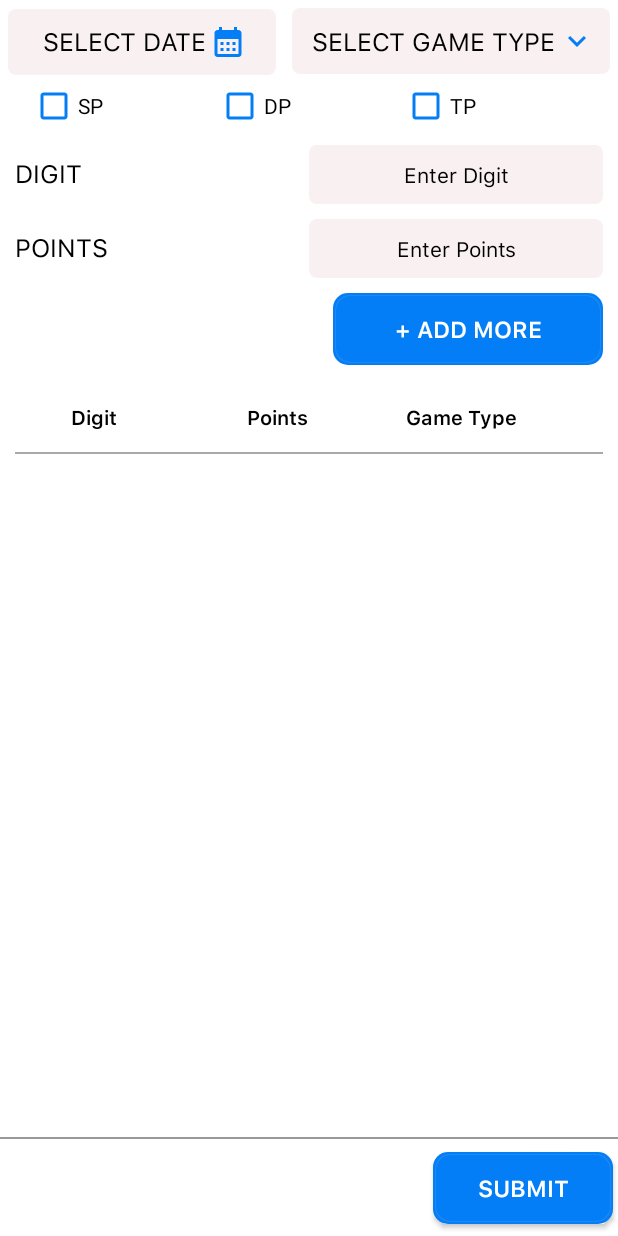
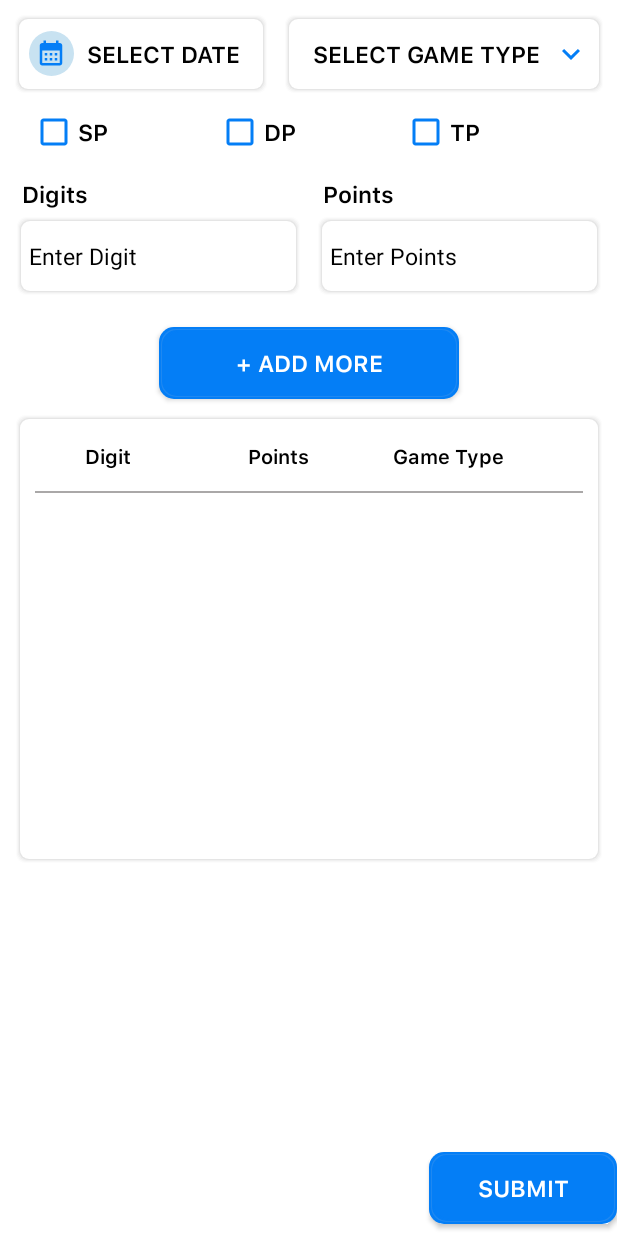
Before and after one commit to neelam13312/KashApp, an Android app: the layout fragment_sp_dp_moter.xml on its own in the app's theme, with its tools: preview values and no code run, on a phone screen of 412 x 824 dp. Run offline under Robolectric (Android 15) with nearby library versions, the phone set to English and light mode, and no system bars; network calls fail.

Commit message:
25aug2023

```diff
--- a/app/src/main/res/layout/date_time_layout.xml
+++ b/app/src/main/res/layout/date_time_layout.xml
@@ -1,37 +1,65 @@
 <?xml version="1.0" encoding="utf-8"?>
-<RelativeLayout
-    xmlns:android="http://schemas.android.com/apk/res/android" android:layout_width="match_parent"
-    android:layout_height="match_parent">
+<RelativeLayout xmlns:android="http://schemas.android.com/apk/res/android"
+    android:layout_width="match_parent"
+    android:layout_height="match_parent"
+    xmlns:app="http://schemas.android.com/apk/res-auto">
     <LinearLayout
+        android:padding="@dimen/space_4"
         android:layout_width="match_parent"
         android:layout_height="wrap_content"
         android:layout_weight="1"
         android:orientation="horizontal">
-
-        <TextView
-            android:id="@+id/tv_date"
+<LinearLayout
+    android:orientation="horizontal"
     android:layout_width="wrap_content"
-            android:layout_height="wrap_content"
+    android:layout_height="@dimen/edittext_height"
     android:layout_margin="5dp"
     android:layout_weight=".5"
-            android:background="@drawable/card_shape"
-            android:drawableEnd="@drawable/thursday_16px"
-            android:paddingHorizontal="20dp"
-            android:paddingVertical="10dp"
+    android:padding="10dp"
+
+    android:gravity="center"
+    android:background="@drawable/bg_round_with_border">
+    <RelativeLayout
+        android:id="@+id/relBack"
+        android:backgroundTint="@color/card_clr_main"
+        android:background="@drawable/bg_cart_circle"
+        android:layout_width="30dp"
+        android:orientation="horizontal"
+        android:layout_height="30dp">
+
+        <ImageView
+            android:id="@+id/iv_arrow"
+            android:layout_width="20dp"
+            android:layout_height="20dp"
+            android:layout_centerInParent="true"
+            android:layout_gravity="center"
+            android:src="@drawable/thursday_16px"
+            app:tint="@color/colorPrimary">
+
+        </ImageView>
+
+    </RelativeLayout>
+    <TextView
+        style="@style/MyTextview_semibold"
+        android:id="@+id/tv_date"
+        android:layout_width="match_parent"
+        android:layout_height="wrap_content"
         android:text="@string/select_date"
-
         android:textAlignment="center"
         android:textAllCaps="true"
         />
+</LinearLayout>
+
         <TextView
+            android:layout_gravity="center"
+            style="@style/MyTextview_semibold"
             android:id="@+id/tv_type"
             android:layout_width="wrap_content"
-            android:layout_height="wrap_content"
+            android:layout_height="@dimen/edittext_height"
             android:layout_margin="5dp"
             android:layout_weight=".5"
-            android:background="@drawable/card_shape"
+            android:background="@drawable/bg_round_with_border"
             android:padding="10dp"
-
             android:drawableEnd="@drawable/ic_baseline_keyboard_arrow_down_24"
             android:drawableTint="@color/colorPrimary"
             android:gravity="center"
--- a/app/src/main/res/layout/fragment_single_digirt.xml
+++ b/app/src/main/res/layout/fragment_single_digirt.xml
@@ -30,37 +30,8 @@
                     android:layout_weight="2"
                     android:orientation="horizontal">
 
-                    <TextView
-                        android:id="@+id/tv_date"
-                        android:layout_width="wrap_content"
-                        android:layout_height="wrap_content"
-                        android:layout_margin="5dp"
-                        android:layout_weight=".5"
-                        android:background="@drawable/card_shape"
-                        android:drawableEnd="@drawable/thursday_16px"
-                        android:paddingHorizontal="20dp"
-                        android:paddingVertical="10dp"
-                        android:text="@string/select_date"
-                        android:textSize="12sp"
-                        android:textAlignment="center"
-                        android:textAllCaps="true"
-                        />
-
-                    <TextView
-                        android:id="@+id/tv_type"
-                        android:layout_width="wrap_content"
-                        android:layout_height="wrap_content"
-                        android:layout_margin="5dp"
-                        android:layout_weight=".5"
-                        android:background="@drawable/card_shape"
-                        android:padding="10dp"
-                        android:textSize="12sp"
-                        android:drawableEnd="@drawable/ic_baseline_keyboard_arrow_down_24"
-                        android:drawableTint="@color/colorPrimary"
-                        android:gravity="center"
-                        android:text="@string/select_game_type"
-                        android:textAlignment="center"
-                        />
+                    <include
+                        layout="@layout/date_time_layout"/>
 
                 </LinearLayout>
 
@@ -100,7 +71,7 @@
                 android:text="TOTAL   0"
                 android:textAllCaps="false"
 
-                android:textSize="16dp" />
+                 />
 
             <Button
 
--- a/app/src/main/res/layout/fragment_sp_dp_moter.xml
+++ b/app/src/main/res/layout/fragment_sp_dp_moter.xml
@@ -29,8 +29,6 @@
                     android:layout_height="wrap_content"
                     android:text="SP"
                     android:layout_weight="1"
-
-                    android:buttonTint="@color/colorPrimary"
                     />
                 <CheckBox
                     android:id="@+id/cb_dp"
@@ -38,8 +36,6 @@
                     android:layout_height="wrap_content"
                     android:text="DP"
                     android:layout_weight="1"
-
-                    android:buttonTint="@color/colorPrimary"
                     />
                 <CheckBox
                     android:id="@+id/cb_tp"
@@ -47,83 +43,80 @@
                     android:layout_height="wrap_content"
                     android:text="TP"
                     android:layout_weight="1"
-
-                    android:buttonTint="@color/colorPrimary"
                     />
 
             </LinearLayout>
             <LinearLayout
+                android:layout_margin="@dimen/space_5"
+                android:weightSum="2"
+                android:orientation="horizontal"
                 android:layout_width="match_parent"
+                android:layout_height="wrap_content">
+                <LinearLayout
+                    android:layout_weight="1"
+                    android:layout_width="0dp"
                     android:layout_height="wrap_content"
-                android:orientation="horizontal"
-                android:layout_margin="10dp"
+                    android:orientation="vertical"
+                    android:layout_margin="@dimen/space_5"
                     android:weightSum="2">
                     <TextView
-                    android:layout_width="0dp"
+                        style="@style/MyTextview_titleBlack"
+                        android:layout_width="wrap_content"
                         android:layout_height="wrap_content"
                         android:text="@string/DIGIT"
-
-
                         android:layout_weight="1"
                         />
                     <EditText
+                        android:background="@drawable/bg_round_with_border"
                         android:id="@+id/et_digit"
-                    android:layout_width="0dp"
-                    android:layout_height="wrap_content"
+                        android:layout_width="wrap_content"
+                        android:layout_height="@dimen/edittext_height"
                         android:text=""
-
-
-                    android:padding="10dp"
-                    android:gravity="center"
                         android:inputType="number"
                         android:maxLength="1"
                         android:hint="@string/enter_digit"
-                   style="@style/bid_autoText"
                         android:layout_weight="1"
-                    android:background="@drawable/card_shape"
                         />
                 </LinearLayout>
                 <LinearLayout
-                android:layout_width="match_parent"
+                    android:layout_margin="@dimen/space_5"
+                    android:layout_weight="1"
+                    android:layout_width="0dp"
                     android:layout_height="wrap_content"
-                android:orientation="horizontal"
-                android:layout_marginLeft="10dp"
-                android:layout_marginRight="10dp"
+                    android:orientation="vertical"
+
                     android:weightSum="2">
                     <TextView
-                    android:layout_width="0dp"
+                        style="@style/MyTextview_titleBlack"
+                        android:layout_width="wrap_content"
                         android:layout_height="wrap_content"
                         android:text="@string/points"
-
-
                         android:layout_weight="1"
                         />
                     <EditText
+                        android:background="@drawable/bg_round_with_border"
                         android:id="@+id/et_points"
-                    android:layout_width="0dp"
-                    android:layout_height="wrap_content"
+                        android:layout_width="wrap_content"
+                        android:layout_height="@dimen/edittext_height"
                         android:text=""
-
-
-                    android:padding="10dp"
                         android:inputType="number"
-                    android:gravity="center"
                         android:hint="@string/enter_points"
-                   style="@style/bid_autoText"
                         android:layout_weight="1"
-                    android:background="@drawable/card_shape"
                         />
                 </LinearLayout>
+
+            </LinearLayout>
+
             <Button
+                android:gravity="center"
                 android:id="@+id/btn_add"
-                android:layout_width="wrap_content"
+                android:layout_width="@dimen/button_200dp"
                 android:layout_height="wrap_content"
-                android:layout_gravity="end"
+                android:layout_gravity="center"
                 android:layout_marginLeft="10dp"
                 android:layout_marginTop="10dp"
                 android:layout_marginRight="10dp"
                 android:layout_marginBottom="10dp"
-                android:background="@drawable/bg_button"
                 android:paddingVertical="5dp"
                 android:text="@string/add" />
 
@@ -131,12 +124,19 @@
         </LinearLayout>
 
     </ScrollView>
-    <include
+    <LinearLayout
+        android:layout_marginHorizontal="10dp"
+        android:background="@drawable/bg_round_with_border"
+        android:layout_marginBottom="60dp"
         android:layout_below="@+id/scroll"
         android:layout_width="match_parent"
-        android:layout_height="wrap_content"
-        android:layout_marginBottom="60dp"
+        android:layout_height="300dp">
+        <include
+            android:layout_width="match_parent"
+            android:layout_height="match_parent"
             layout="@layout/gamebottomlayout" />
+    </LinearLayout>
+
 
     <RelativeLayout
         android:id="@+id/rel_submit"
--- a/app/src/main/res/layout/total_amount_layout.xml
+++ b/app/src/main/res/layout/total_amount_layout.xml
@@ -4,6 +4,7 @@
     android:layout_height="match_parent"
     android:background="@color/white">
  <View
+     android:visibility="gone"
      android:layout_width="match_parent"
      android:layout_height="1dp"
      android:background="@color/gray"/>
@@ -66,20 +67,20 @@
         android:layout_height="wrap_content"
         android:layout_weight=".7"
         android:gravity="center"
-        android:layout_gravity="end"
+        android:layout_gravity="center"
         android:orientation="horizontal">
 
 
         <Button
+            android:gravity="center"
             android:id="@+id/btn_submit"
-            android:layout_width="120dp"
+            android:layout_width="@dimen/button_200dp"
             android:layout_height="wrap_content"
             android:layout_alignParentEnd="true"
             android:layout_alignParentRight="true"
             android:layout_marginLeft="5dp"
             android:layout_marginTop="10dp"
             android:layout_marginBottom="8dp"
-            android:background="@drawable/bg_button"
             android:text="@string/submit_bid"
 
             />
--- a/app/src/main/res/values-night/themes.xml
+++ b/app/src/main/res/values-night/themes.xml
@@ -14,6 +14,7 @@
         <item name="colorSecondary">@color/teal_200</item>
         <item name="otpViewStyle">@style/OtpWidget.OtpView</item>
         <item name="colorSecondaryVariant">@color/colorPrimary</item>
+        <item name="checkboxStyle">@style/mycheckbox</item>
         <!-- Status bar color. -->
 
         <item name="android:statusBarColor" tools:targetApi="l">?attr/colorPrimary</item>
@@ -30,7 +31,7 @@
         <item name="android:textColor">@color/white</item>
     </style>
     <style name="texttheme">
-        <item name="fontFamily">@font/montserratextrabold</item>
+        <item name="fontFamily">@font/sfui_semibold</item>
         <item name="android:textColor">@color/black</item>
         <item name="android:textAllCaps">false</item>
         <item name="android:textSize">7pt</item>
@@ -100,7 +101,7 @@
 
         <item name="android:textColor">@color/black</item>
         <item name="android:textAllCaps">false</item>
-        <item name="android:textSize">7.5pt</item>
+        <item name="android:textSize">7pt</item>
     </style>
     <style name="MyTextview_semibold_small" >
 
@@ -130,20 +131,30 @@
         <item name="android:textColor">@color/black</item>
         <item name="android:textSize">9pt</item>
     </style>
-    <style name="MyTextview_ragular4">
-
-        <item name="android:layout_margin">2dp</item>
+    <style name="MyTextview_titleBlack">
+        <item name="fontFamily">@font/sfui_semibold</item>
+        <item name="android:layout_margin">4dp</item>
         <item name="android:textColor">@color/black</item>
         <item name="android:textAllCaps">false</item>
 
-        <item name="android:textSize">@dimen/tv_x_small_6</item>
+        <item name="android:textSize">@dimen/all_tvsize_7pt</item>
     </style>
     <style name="bid_autoText" parent="Widget.AppCompat.AutoCompleteTextView">
         <item name="android:fontFamily">@font/sfui_regular</item>
-        <item name="background">@drawable/card_shape</item>
+        <item name="background">@drawable/bg_round_with_border</item>
         <item name="android:textSize">14sp</item>
         <item name="android:textColor">@color/black</item>
         <item name="android:padding">10dp</item>
         <item name="android:textColorHint">@color/black</item>
     </style>
+    <style name="mycheckbox" parent="Widget.AppCompat.CompoundButton.CheckBox">
+        <item name="colorControlNormal">@color/gray</item>
+        <item name="android:textColor">@color/black</item>
+        <item name="colorButtonNormal">@color/colorPrimary</item>
+        <item name="android:textSize">@dimen/space_6</item>
+        <item name="fontFamily">@font/sfui_semibold</item>
+        <item name="colorControlActivated">@color/colorPrimary</item>
+        <item name="buttonTint">@color/colorPrimary</item>
+
+    </style>
 </resources>
--- a/app/src/main/res/values/colors.xml
+++ b/app/src/main/res/values/colors.xml
@@ -67,6 +67,7 @@
     <color name="light_gray">#C5C2C2</color>
     <color name="light_pink">#FBECF2</color>
     <color name="border_cl">#E5D9D9</color>
+    <color name="card_clr_main">#C8E2F1</color>
     <!---->
 <!--    <color name="white_smoke">#C9EAFD</color>-->
 
--- a/app/src/main/res/values/dimens.xml
+++ b/app/src/main/res/values/dimens.xml
@@ -125,6 +125,7 @@
     <dimen name="margin_editextvertical">7dp</dimen>
     <dimen name="margin_edittext_horizontal">20dp</dimen>
     <dimen name="tv_8pt">8pt</dimen>
+    <dimen name="button_200dp">200dp</dimen>
     <!--        <dimen name="passbok_size">@dimen/space_14</dimen>-->
 
 
--- a/app/src/main/res/values/strings.xml
+++ b/app/src/main/res/values/strings.xml
@@ -214,8 +214,8 @@
     <string name="changes">CHANGE</string>
     <string name="close_digit">CLOSE DIGIT</string>
     <string name="open_panna">OPEN PANA</string>
-    <string name="points">POINTS</string>
-    <string name="DIGIT">DIGIT</string>
+    <string name="points">Points</string>
+    <string name="DIGIT">Digits</string>
     <string name="JACKPOT_dIGIT">JACKPOT DIGIT</string>
     <string name="two_digit">TWO DIGIT (CPSR)</string>
     <string name="JACKPOT_jodi">JACKPOT JODI</string>
--- a/app/src/main/res/values/themes.xml
+++ b/app/src/main/res/values/themes.xml
@@ -13,6 +13,7 @@
         <item name="buttonStyle">@style/button</item>
         <item name="android:textViewStyle">@style/texttheme</item>
          <item name="editTextStyle">@style/MyeditText</item>
+         <item name="checkboxStyle">@style/mycheckbox</item>
 
          <!-- Secondary brand color. -->
         <item name="colorSecondary">@color/teal_200</item>
@@ -40,16 +41,7 @@
 <!--        <item name="fontFamily">@font/montserratextrabold</item>-->
 <!--        <item name="android:textStyle">normal</item>-->
 <!--    </style>-->
-    <style name="Mytextcolor" parent="@android:style/TextAppearance.Medium">
-        <item name="textAllCaps">false</item>
-        <item name="android:textColor">@color/black</item>
-        <item name="fontFamily">@font/montserratextrabold</item>
-        <item name="android:textStyle">normal</item>
-    </style>
 
-    <style name="MyText" parent="@android:style/TextAppearance">
-        <item name="android:textColor">#ffffffff</item>
-    </style>
 
 
 
@@ -118,7 +110,7 @@
 
         <item name="android:textColor">@color/black</item>
         <item name="android:textAllCaps">false</item>
-        <item name="android:textSize">7.5pt</item>
+        <item name="android:textSize">7pt</item>
     </style>
     <style name="MyTextview_semibold_small" >
         <item name="fontFamily">@font/sfui_semibold</item>
@@ -151,20 +143,18 @@
         <item name="android:textSize">9pt</item>
     </style>
     <style name="texttheme">
-        <item name="fontFamily">@font/sfui_regular</item>
+        <item name="fontFamily">@font/sfui_medium</item>
         <item name="android:textColor">@color/black</item>
         <item name="android:textAllCaps">false</item>
-        <item name="android:textSize">7.5pt</item>
+        <item name="android:textSize">7pt</item>
     </style>
 
-    <style name="MyTextview_ragular4">
-        <item name="fontFamily">@font/sfui_regular</item>
-
-        <item name="android:layout_margin">2dp</item>
+    <style name="MyTextview_titleBlack">
+        <item name="fontFamily">@font/sfui_semibold</item>
+        <item name="android:layout_margin">4dp</item>
         <item name="android:textColor">@color/black</item>
         <item name="android:textAllCaps">false</item>
-
-        <item name="android:textSize">@dimen/tv_x_small_6</item>
+        <item name="android:textSize">@dimen/all_tvsize_7pt</item>
     </style>
 
     <style name="MyeditText" parent="Widget.AppCompat.EditText">
@@ -188,7 +178,7 @@
     </style>
     <style name="bid_autoText" parent="Widget.AppCompat.AutoCompleteTextView">
         <item name="android:fontFamily">@font/sfui_regular</item>
-        <item name="background">@drawable/card_shape</item>
+        <item name="background">@drawable/bg_round_with_border</item>
         <item name="android:textSize">14sp</item>
         <item name="android:textColor">@color/black</item>
         <item name="android:padding">10dp</item>
@@ -244,4 +234,14 @@
         <item name="boxStrokeWidth">2dp</item></style>
 
     <dimen name="button_height">30dp</dimen>
+
+    <style name="mycheckbox" parent="Widget.AppCompat.CompoundButton.CheckBox">
+        <item name="colorControlNormal">@color/colorPrimary</item>
+        <item name="android:textColor">@color/black</item>
+        <item name="colorButtonNormal">@color/colorPrimary</item>
+        <item name="android:textSize">@dimen/all_tvsize_7pt</item>
+        <item name="fontFamily">@font/sfui_semibold</item>
+        <item name="colorControlActivated">@color/colorPrimary</item>
+        <item name="buttonTint">@color/colorPrimary</item>
+    </style>
 </resources>
```
Lines whose indentation alone changed are shown as unchanged.
